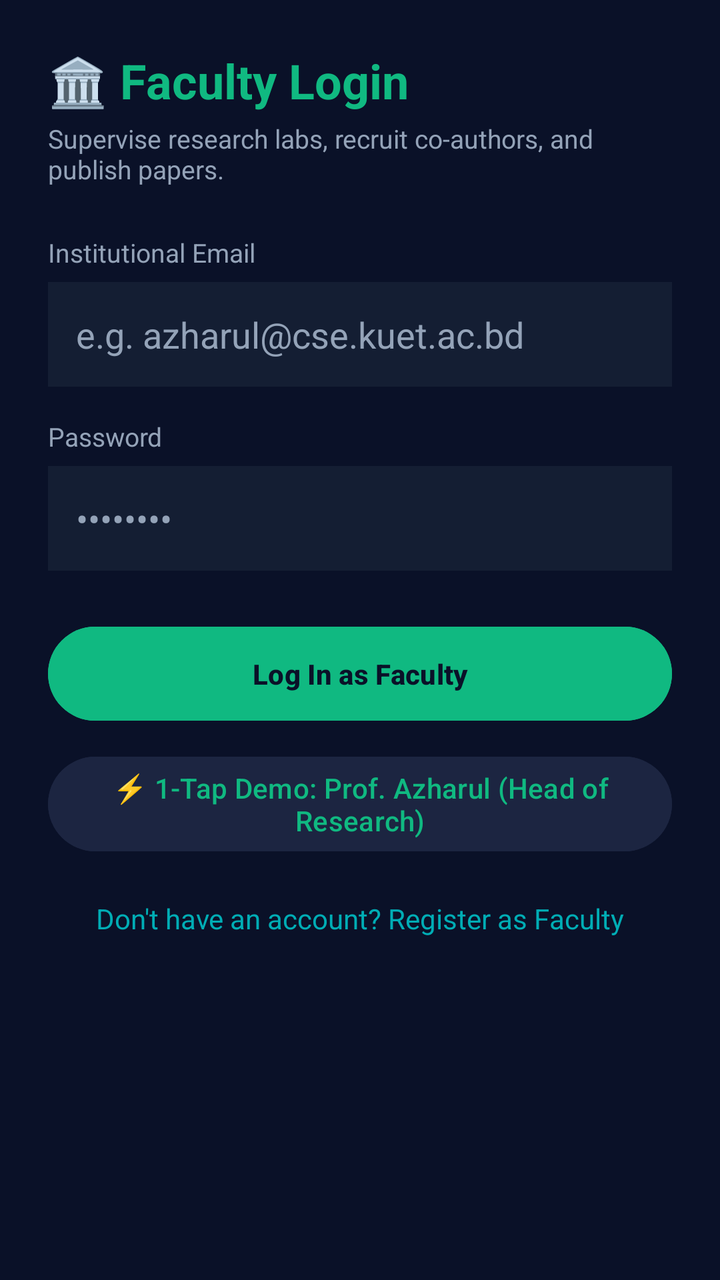
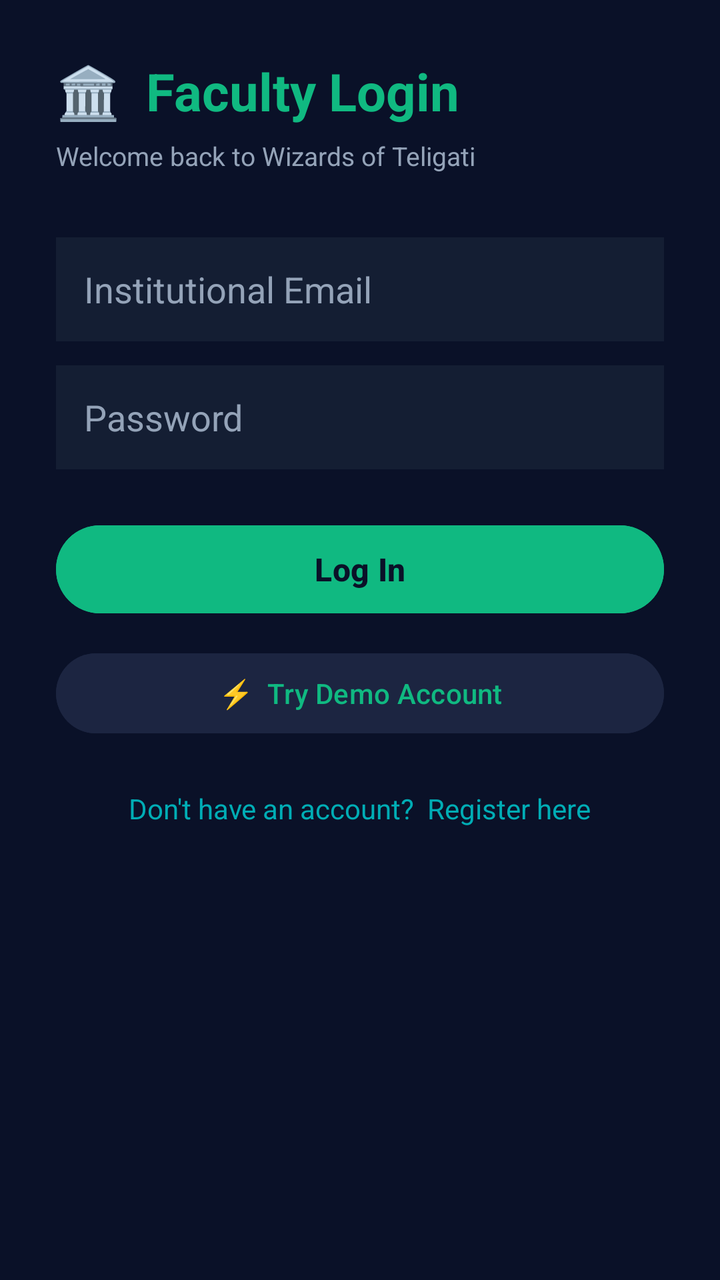

Before-and-after screenshots of an Android layout around one commit, followed by the original layout XML and the change that was made.
<!-- AndroidManifest.xml: activity theme Theme.WizardsOfTeligati -->
<!-- res/layout/activity_faculty_login.xml -->
<?xml version="1.0" encoding="utf-8"?>
<ScrollView xmlns:android="http://schemas.android.com/apk/res/android"
    android:layout_width="match_parent"
    android:layout_height="match_parent"
    android:background="@color/deep_navy"
    android:fillViewport="true">

    <LinearLayout
        android:layout_width="match_parent"
        android:layout_height="wrap_content"
        android:orientation="vertical"
        android:padding="24dp">

        <TextView
            android:layout_width="wrap_content"
            android:layout_height="wrap_content"
            android:text="🏛️ Faculty Login"
            android:textColor="@color/emerald_green"
            android:textSize="24sp"
            android:textStyle="bold" />

        <TextView
            android:layout_width="wrap_content"
            android:layout_height="wrap_content"
            android:layout_marginTop="4dp"
            android:text="Supervise research labs, recruit co-authors, and publish papers."
            android:textColor="@color/text_secondary"
            android:textSize="13sp" />

        <TextView
            android:layout_width="wrap_content"
            android:layout_height="wrap_content"
            android:layout_marginTop="24dp"
            android:text="Institutional Email"
            android:textColor="@color/text_secondary"
            android:textSize="13sp" />

        <EditText
            android:id="@+id/etFacultyEmail"
            android:layout_width="match_parent"
            android:layout_height="wrap_content"
            android:layout_marginTop="6dp"
            android:background="@color/card_dark"
            android:hint="e.g. azharul@cse.kuet.ac.bd"
            android:inputType="textEmailAddress"
            android:padding="14dp"
            android:textColor="@color/text_primary"
            android:textColorHint="@color/text_secondary" />

        <TextView
            android:layout_width="wrap_content"
            android:layout_height="wrap_content"
            android:layout_marginTop="16dp"
            android:text="Password"
            android:textColor="@color/text_secondary"
            android:textSize="13sp" />

        <EditText
            android:id="@+id/etFacultyPassword"
            android:layout_width="match_parent"
            android:layout_height="wrap_content"
            android:layout_marginTop="6dp"
            android:background="@color/card_dark"
            android:hint="••••••••"
            android:inputType="textPassword"
            android:padding="14dp"
            android:textColor="@color/text_primary"
            android:textColorHint="@color/text_secondary" />

        <Button
            android:id="@+id/btnLoginFaculty"
            android:layout_width="match_parent"
            android:layout_height="wrap_content"
            android:layout_marginTop="24dp"
            android:backgroundTint="@color/emerald_green"
            android:padding="14dp"
            android:text="Log In as Faculty"
            android:textColor="@color/deep_navy"
            android:textStyle="bold" />

        <Button
            android:id="@+id/btnFacultyDemo"
            android:layout_width="match_parent"
            android:layout_height="wrap_content"
            android:layout_marginTop="10dp"
            android:backgroundTint="@color/indigo_dark"
            android:text="⚡ 1-Tap Demo: Prof. Azharul (Head of Research)"
            android:textColor="@color/emerald_green" />

        <TextView
            android:id="@+id/tvGoToFacultyRegister"
            android:layout_width="wrap_content"
            android:layout_height="wrap_content"
            android:layout_gravity="center_horizontal"
            android:layout_marginTop="20dp"
            android:text="Don't have an account? Register as Faculty"
            android:textColor="@color/mystic_cyan"
            android:textSize="14sp" />
    </LinearLayout>
</ScrollView>
<!-- resources referenced by this layout -->
<resources>
  <color name="card_dark">#141E33</color>
  <color name="deep_navy">#0A1128</color>
  <color name="emerald_green">#10B981</color>
  <color name="indigo_dark">#1C2541</color>
  <color name="mystic_cyan">#00ADB5</color>
  <color name="text_primary">#F1F5F9</color>
  <color name="text_secondary">#94A3B8</color>
  <style name="Theme.WizardsOfTeligati" parent="Theme.Material3.DayNight.NoActionBar">
          <item name="colorPrimary">@color/mystic_cyan</item>
          <item name="colorSecondary">@color/accent_purple</item>
          <item name="android:windowBackground">@color/deep_navy</item>
          <item name="colorSurface">@color/card_dark</item>
          <item name="colorOnSurface">@color/text_primary</item>
          <item name="colorOnPrimary">@color/deep_navy</item>
      </style>
  <color name="accent_purple">#6C63FF</color>
</resources>

<!-- the commit's change to res/layout/activity_faculty_login.xml (unified diff, before → after) -->
@@ -9,92 +9,77 @@
         android:layout_width="match_parent"
         android:layout_height="wrap_content"
         android:orientation="vertical"
-        android:padding="24dp">
+        android:padding="28dp">
 
         <TextView
             android:layout_width="wrap_content"
             android:layout_height="wrap_content"
-            android:text="🏛️ Faculty Login"
+            android:text="🏛️  Faculty Login"
             android:textColor="@color/emerald_green"
-            android:textSize="24sp"
-            android:textStyle="bold" />
+            android:textSize="26sp"
+            android:textStyle="bold"
+            android:layout_marginBottom="6dp"/>
 
         <TextView
             android:layout_width="wrap_content"
             android:layout_height="wrap_content"
-            android:layout_marginTop="4dp"
-            android:text="Supervise research labs, recruit co-authors, and publish papers."
+            android:text="Welcome back to Wizards of Teligati"
             android:textColor="@color/text_secondary"
-            android:textSize="13sp" />
-
-        <TextView
-            android:layout_width="wrap_content"
-            android:layout_height="wrap_content"
-            android:layout_marginTop="24dp"
-            android:text="Institutional Email"
-            android:textColor="@color/text_secondary"
-            android:textSize="13sp" />
+            android:textSize="13sp"
+            android:layout_marginBottom="32dp"/>
 
         <EditText
             android:id="@+id/etFacultyEmail"
             android:layout_width="match_parent"
-            android:layout_height="wrap_content"
-            android:layout_marginTop="6dp"
+            android:layout_height="52dp"
             android:background="@color/card_dark"
-            android:hint="e.g. azharul@cse.kuet.ac.bd"
+            android:hint="Institutional Email"
             android:inputType="textEmailAddress"
             android:padding="14dp"
             android:textColor="@color/text_primary"
-            android:textColorHint="@color/text_secondary" />
-
-        <TextView
-            android:layout_width="wrap_content"
-            android:layout_height="wrap_content"
-            android:layout_marginTop="16dp"
-            android:text="Password"
-            android:textColor="@color/text_secondary"
-            android:textSize="13sp" />
+            android:textColorHint="@color/text_secondary"
+            android:layout_marginBottom="12dp"/>
 
         <EditText
             android:id="@+id/etFacultyPassword"
             android:layout_width="match_parent"
-            android:layout_height="wrap_content"
-            android:layout_marginTop="6dp"
+            android:layout_height="52dp"
             android:background="@color/card_dark"
-            android:hint="••••••••"
+            android:hint="Password"
             android:inputType="textPassword"
             android:padding="14dp"
             android:textColor="@color/text_primary"
-            android:textColorHint="@color/text_secondary" />
+            android:textColorHint="@color/text_secondary"
+            android:layout_marginBottom="24dp"/>
 
         <Button
             android:id="@+id/btnLoginFaculty"
             android:layout_width="match_parent"
-            android:layout_height="wrap_content"
-            android:layout_marginTop="24dp"
+            android:layout_height="52dp"
             android:backgroundTint="@color/emerald_green"
-            android:padding="14dp"
-            android:text="Log In as Faculty"
+            android:text="Log In"
             android:textColor="@color/deep_navy"
-            android:textStyle="bold" />
+            android:textSize="16sp"
+            android:textStyle="bold"
+            android:layout_marginBottom="12dp"/>
 
         <Button
             android:id="@+id/btnFacultyDemo"
             android:layout_width="match_parent"
-            android:layout_height="wrap_content"
-            android:layout_marginTop="10dp"
+            android:layout_height="48dp"
             android:backgroundTint="@color/indigo_dark"
-            android:text="⚡ 1-Tap Demo: Prof. Azharul (Head of Research)"
-            android:textColor="@color/emerald_green" />
+            android:text="⚡  Try Demo Account"
+            android:textColor="@color/emerald_green"
+            android:layout_marginBottom="24dp"/>
 
         <TextView
             android:id="@+id/tvGoToFacultyRegister"
             android:layout_width="wrap_content"
             android:layout_height="wrap_content"
             android:layout_gravity="center_horizontal"
-            android:layout_marginTop="20dp"
-            android:text="Don't have an account? Register as Faculty"
+            android:text="Don't have an account?  Register here"
             android:textColor="@color/mystic_cyan"
             android:textSize="14sp" />
+
     </LinearLayout>
 </ScrollView>
